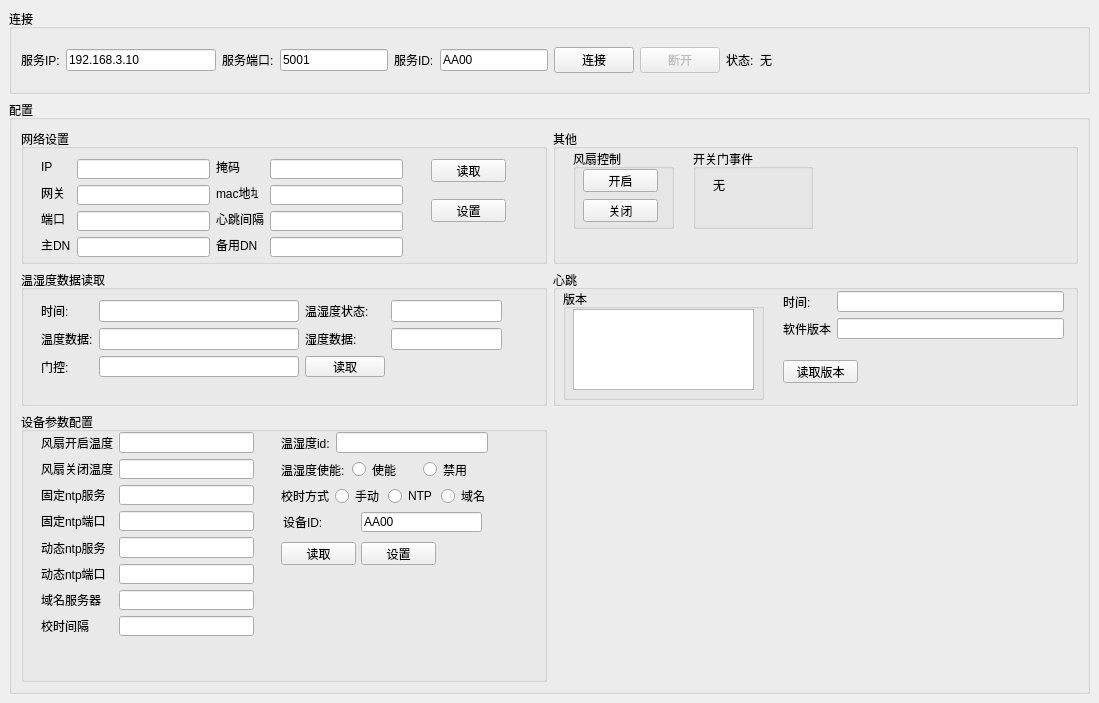
The window that collection_module/ui/untitled.ui (zxc123620/PimsControlGUI) describes before a commit, drawn with Qt 5.
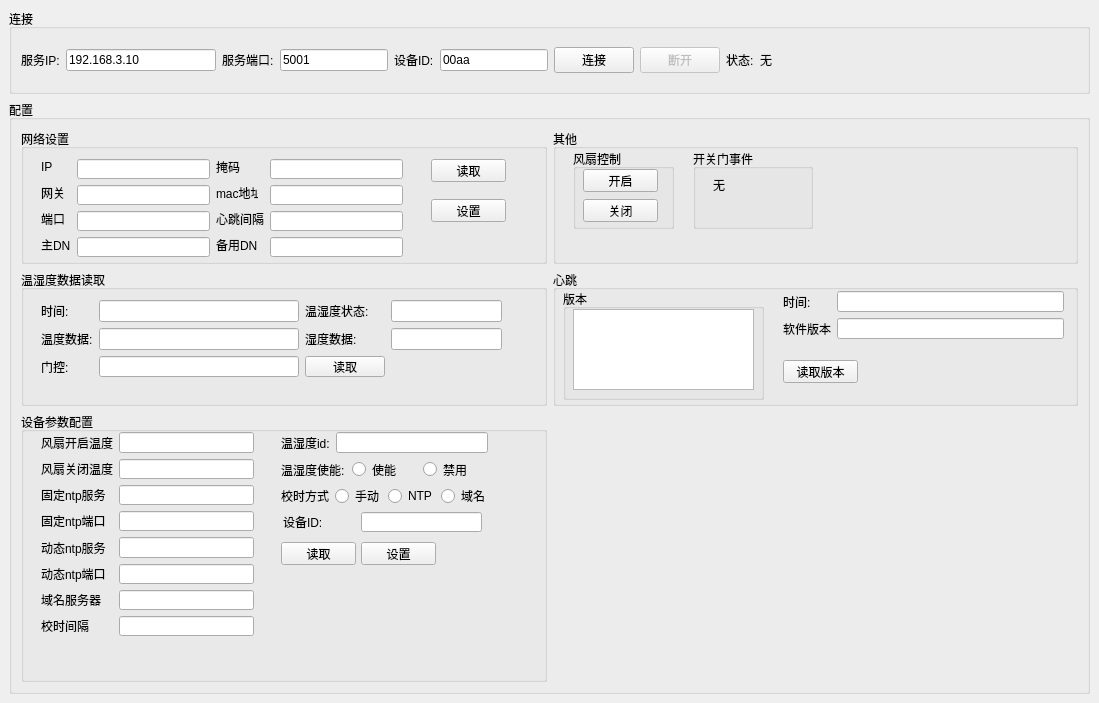
The same window after the commit.

Patch:
```diff
--- a/collection_module/ui/untitled.ui
+++ b/collection_module/ui/untitled.ui
@@ -66,14 +66,14 @@
          <item>
           <widget class="QLabel" name="label_30">
            <property name="text">
-            <string>服务ID:</string>
+            <string>设备ID:</string>
            </property>
           </widget>
          </item>
          <item>
           <widget class="QLineEdit" name="local_device_id">
            <property name="text">
-            <string>AA00</string>
+            <string>00aa</string>
            </property>
           </widget>
          </item>
@@ -773,7 +773,7 @@
            </rect>
           </property>
           <property name="text">
-           <string>AA00</string>
+           <string/>
           </property>
          </widget>
         </widget>
```
